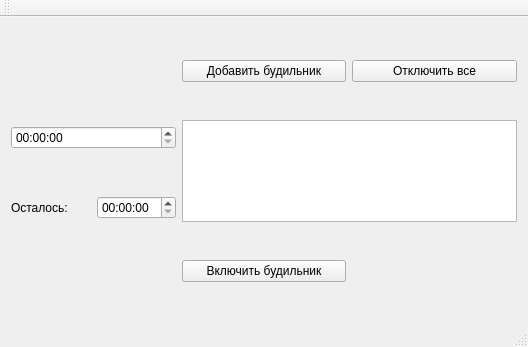
The window that alarm/MainWindow.ui (lebendig13/alarm) describes before a commit, drawn with Qt 5.
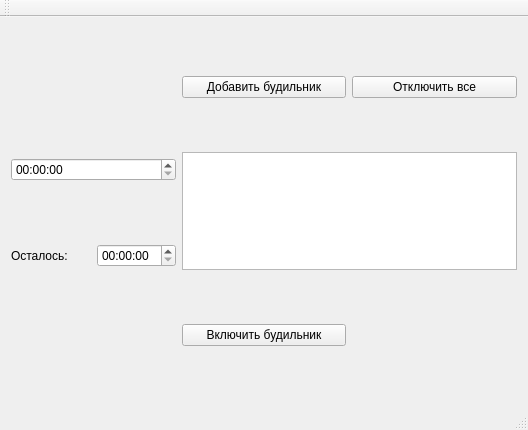
The same window after the commit.

The edit to the form file:
```diff
--- a/alarm/MainWindow.ui
+++ b/alarm/MainWindow.ui
@@ -7,7 +7,7 @@
     <x>0</x>
     <y>0</y>
     <width>528</width>
-    <height>347</height>
+    <height>430</height>
    </rect>
   </property>
   <property name="windowTitle">
```
Left out of the diff: 28 changed lines with no effect on the pictures.
